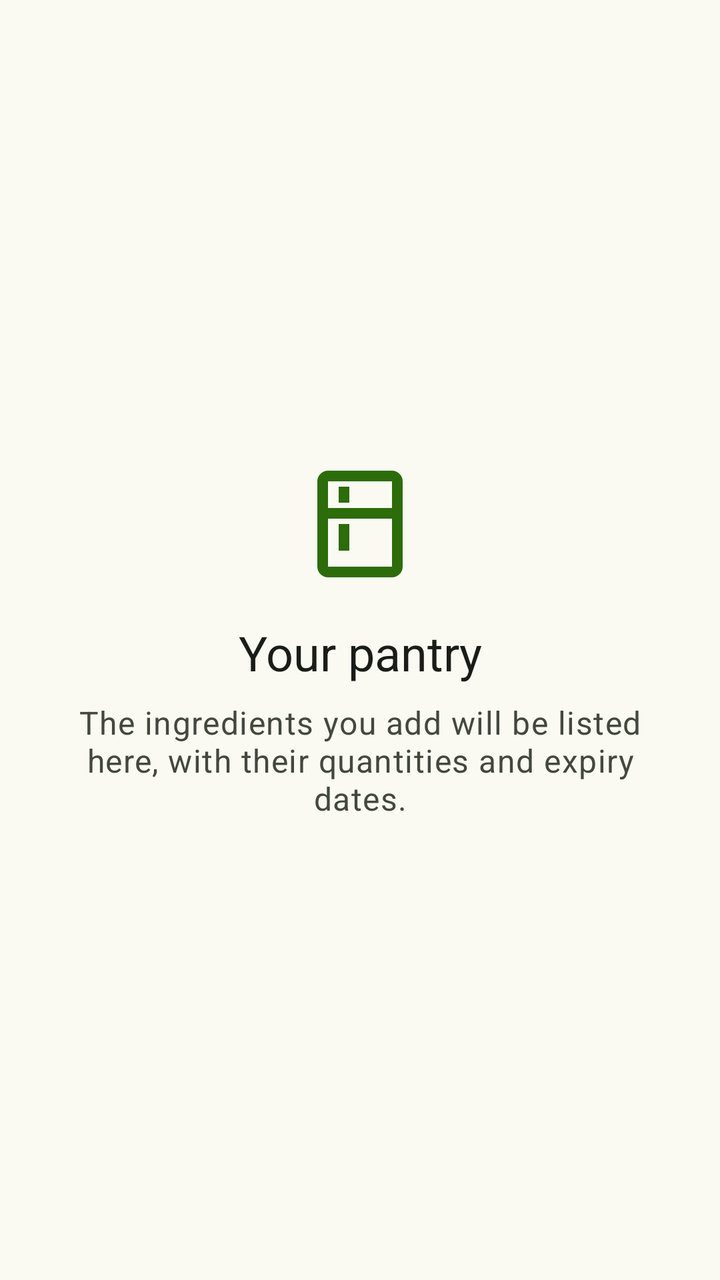
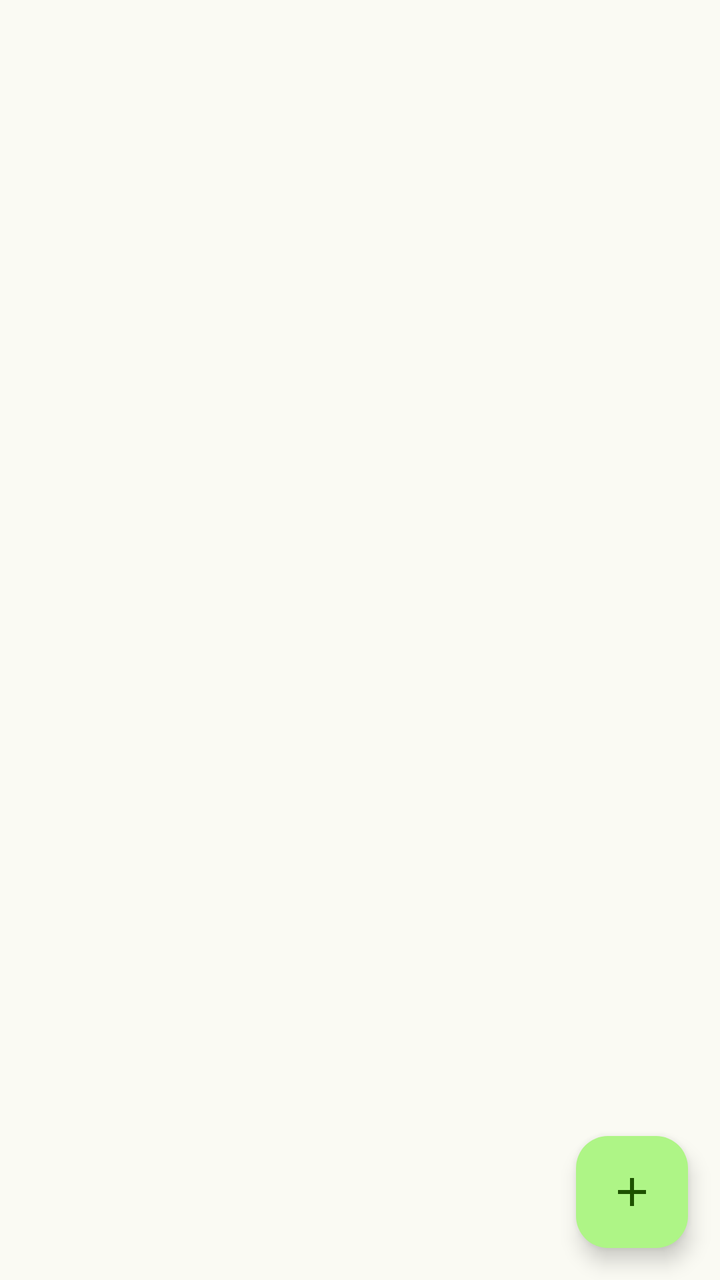

Before-and-after screenshots of an Android layout around one commit, followed by the original layout XML and the change that was made.
<!-- AndroidManifest.xml: application theme Theme.Spm -->
<!-- res/layout/fragment_pantry.xml -->
<?xml version="1.0" encoding="utf-8"?>
<androidx.constraintlayout.widget.ConstraintLayout xmlns:android="http://schemas.android.com/apk/res/android"
    xmlns:app="http://schemas.android.com/apk/res-auto"
    android:layout_width="match_parent"
    android:layout_height="match_parent">

    <ImageView
        android:id="@+id/placeholder_icon"
        android:layout_width="@dimen/placeholder_icon_size"
        android:layout_height="@dimen/placeholder_icon_size"
        android:importantForAccessibility="no"
        android:src="@drawable/ic_tab_pantry_outlined"
        app:layout_constraintBottom_toTopOf="@id/placeholder_title"
        app:layout_constraintEnd_toEndOf="parent"
        app:layout_constraintStart_toStartOf="parent"
        app:layout_constraintTop_toTopOf="parent"
        app:layout_constraintVertical_chainStyle="packed"
        app:tint="?attr/colorPrimary" />

    <TextView
        android:id="@+id/placeholder_title"
        android:layout_width="0dp"
        android:layout_height="wrap_content"
        android:layout_marginHorizontal="@dimen/spacing_l"
        android:layout_marginTop="@dimen/spacing_m"
        android:gravity="center"
        android:text="@string/placeholder_pantry_title"
        android:textAppearance="@style/TextAppearance.Spm.HeadlineSmall"
        android:textColor="?attr/colorOnSurface"
        app:layout_constraintBottom_toTopOf="@id/placeholder_body"
        app:layout_constraintEnd_toEndOf="parent"
        app:layout_constraintStart_toStartOf="parent"
        app:layout_constraintTop_toBottomOf="@id/placeholder_icon" />

    <TextView
        android:id="@+id/placeholder_body"
        android:layout_width="0dp"
        android:layout_height="wrap_content"
        android:layout_marginHorizontal="@dimen/spacing_l"
        android:layout_marginTop="@dimen/spacing_s"
        android:gravity="center"
        android:text="@string/placeholder_pantry_body"
        android:textAppearance="@style/TextAppearance.Spm.BodyLarge"
        android:textColor="?attr/colorOnSurfaceVariant"
        app:layout_constraintBottom_toBottomOf="parent"
        app:layout_constraintEnd_toEndOf="parent"
        app:layout_constraintStart_toStartOf="parent"
        app:layout_constraintTop_toBottomOf="@id/placeholder_title" />

</androidx.constraintlayout.widget.ConstraintLayout>
<!-- resources referenced by this layout -->
<resources>
  <dimen name="placeholder_icon_size">64dp</dimen>
  <dimen name="spacing_l">24dp</dimen>
  <dimen name="spacing_m">16dp</dimen>
  <dimen name="spacing_s">8dp</dimen>
  <!-- drawable ic_tab_pantry_outlined (drawable) -->
  <?xml version="1.0" encoding="utf-8"?>
  <vector xmlns:android="http://schemas.android.com/apk/res/android"
      android:width="24dp"
      android:height="24dp"
      android:viewportWidth="960"
      android:viewportHeight="960"
      android:tint="?attr/colorControlNormal">
    <path
        android:fillColor="@android:color/white"
        android:pathData="M320,320L320,200L400,200L400,320L320,320ZM320,680L320,480L400,480L400,680L320,680ZM240,880Q207,880 183.5,856.5Q160,833 160,800L160,160Q160,127 183.5,103.5Q207,80 240,80L720,80Q753,80 776.5,103.5Q800,127 800,160L800,800Q800,833 776.5,856.5Q753,880 720,880L240,880ZM240,800L720,800Q720,800 720,800Q720,800 720,800L720,440L240,440L240,800Q240,800 240,800Q240,800 240,800ZM240,360L720,360L720,160Q720,160 720,160Q720,160 720,160L240,160Q240,160 240,160Q240,160 240,160L240,360Z"/>
  </vector>
  <string name="placeholder_pantry_body">The ingredients you add will be listed here, with their quantities and expiry dates.</string>
  <string name="placeholder_pantry_title">Your pantry</string>
  <color name="md_theme_primary">#FF2D6C0A</color>
  <color name="md_theme_secondary">#FF835500</color>
  <color name="md_theme_tertiary">#FF386666</color>
  <color name="md_theme_error">#FFBA1A1A</color>
  <color name="md_theme_on_error">#FFFFFFFF</color>
  <color name="md_theme_surface">#FFFAFAF3</color>
  <color name="md_theme_outline">#FF74796D</color>
  <dimen name="touch_target_min">48dp</dimen>
  <dimen name="corner_radius_medium">12dp</dimen>
  <!-- unchanged entries left out for length: 54 -->
</resources>

<!-- the commit's change to res/layout/fragment_pantry.xml (unified diff, before → after) -->
@@ -1,50 +1,140 @@
 <?xml version="1.0" encoding="utf-8"?>
 <androidx.constraintlayout.widget.ConstraintLayout xmlns:android="http://schemas.android.com/apk/res/android"
     xmlns:app="http://schemas.android.com/apk/res-auto"
+    xmlns:tools="http://schemas.android.com/tools"
     android:layout_width="match_parent"
-    android:layout_height="match_parent">
+    android:layout_height="match_parent"
+    tools:context=".ui.pantry.PantryFragment">
 
-    <ImageView
-        android:id="@+id/placeholder_icon"
-        android:layout_width="@dimen/placeholder_icon_size"
-        android:layout_height="@dimen/placeholder_icon_size"
-        android:importantForAccessibility="no"
-        android:src="@drawable/ic_tab_pantry_outlined"
-        app:layout_constraintBottom_toTopOf="@id/placeholder_title"
+    
+    <androidx.recyclerview.widget.RecyclerView
+        android:id="@+id/pantry_list"
+        android:layout_width="0dp"
+        android:layout_height="0dp"
+        android:clipToPadding="false"
+        android:paddingBottom="@dimen/list_bottom_space_for_fab"
+        app:layoutManager="androidx.recyclerview.widget.LinearLayoutManager"
+        app:layout_constraintBottom_toBottomOf="parent"
         app:layout_constraintEnd_toEndOf="parent"
         app:layout_constraintStart_toStartOf="parent"
         app:layout_constraintTop_toTopOf="parent"
-        app:layout_constraintVertical_chainStyle="packed"
-        app:tint="?attr/colorPrimary" />
+        tools:listitem="@layout/item_pantry" />
 
-    <TextView
-        android:id="@+id/placeholder_title"
+    <include
+        android:id="@+id/empty_state"
+        layout="@layout/view_empty_state"
         android:layout_width="0dp"
-        android:layout_height="wrap_content"
-        android:layout_marginHorizontal="@dimen/spacing_l"
-        android:layout_marginTop="@dimen/spacing_m"
-        android:gravity="center"
-        android:text="@string/placeholder_pantry_title"
-        android:textAppearance="@style/TextAppearance.Spm.HeadlineSmall"
-        android:textColor="?attr/colorOnSurface"
-        app:layout_constraintBottom_toTopOf="@id/placeholder_body"
-        app:layout_constraintEnd_toEndOf="parent"
-        app:layout_constraintStart_toStartOf="parent"
-        app:layout_constraintTop_toBottomOf="@id/placeholder_icon" />
-
-    <TextView
-        android:id="@+id/placeholder_body"
-        android:layout_width="0dp"
-        android:layout_height="wrap_content"
-        android:layout_marginHorizontal="@dimen/spacing_l"
-        android:layout_marginTop="@dimen/spacing_s"
-        android:gravity="center"
-        android:text="@string/placeholder_pantry_body"
-        android:textAppearance="@style/TextAppearance.Spm.BodyLarge"
-        android:textColor="?attr/colorOnSurfaceVariant"
+        android:layout_height="0dp"
+        android:visibility="gone"
         app:layout_constraintBottom_toBottomOf="parent"
         app:layout_constraintEnd_toEndOf="parent"
         app:layout_constraintStart_toStartOf="parent"
-        app:layout_constraintTop_toBottomOf="@id/placeholder_title" />
+        app:layout_constraintTop_toTopOf="parent" />
+
+    <com.google.android.material.floatingactionbutton.FloatingActionButton
+        android:id="@+id/add_ingredient"
+        android:layout_width="wrap_content"
+        android:layout_height="wrap_content"
+        android:layout_margin="@dimen/spacing_m"
+        android:contentDescription="@string/action_add_ingredient"
+        app:layout_constraintBottom_toBottomOf="parent"
+        app:layout_constraintEnd_toEndOf="parent"
+        app:srcCompat="@drawable/ic_add" />
 
 </androidx.constraintlayout.widget.ConstraintLayout>
+<!-- res/layout/item_pantry.xml (included above) -->
+<?xml version="1.0" encoding="utf-8"?>
+<LinearLayout xmlns:android="http://schemas.android.com/apk/res/android"
+    xmlns:app="http://schemas.android.com/apk/res-auto"
+    xmlns:tools="http://schemas.android.com/tools"
+    android:layout_width="match_parent"
+    android:layout_height="wrap_content"
+    android:foreground="?attr/selectableItemBackground"
+    android:gravity="center_vertical"
+    android:minHeight="@dimen/list_item_two_line_min_height"
+    android:orientation="horizontal"
+    android:paddingVertical="@dimen/spacing_s"
+    android:paddingStart="@dimen/spacing_m"
+    android:paddingEnd="@dimen/spacing_xs">
+
+    <LinearLayout
+        android:layout_width="0dp"
+        android:layout_height="wrap_content"
+        android:layout_weight="1"
+        android:orientation="vertical">
+
+        <TextView
+            android:id="@+id/name"
+            android:layout_width="match_parent"
+            android:layout_height="wrap_content"
+            android:ellipsize="end"
+            android:maxLines="2"
+            android:textAppearance="@style/TextAppearance.Spm.TitleMedium"
+            android:textColor="?attr/colorOnSurface" />
+
+        <TextView
+            android:id="@+id/quantity"
+            android:layout_width="match_parent"
+            android:layout_height="wrap_content"
+            android:maxLines="1"
+            android:textAppearance="@style/TextAppearance.Spm.BodyMedium"
+            android:textColor="?attr/colorOnSurfaceVariant" />
+    </LinearLayout>
+
+    
+    <com.google.android.material.chip.Chip
+        android:id="@+id/expiry_badge"
+        style="@style/Widget.Material3.Chip.Assist"
+        android:layout_width="wrap_content"
+        android:layout_height="wrap_content"
+        android:layout_marginStart="@dimen/spacing_s"
+        android:clickable="false"
+        android:focusable="false"
+        android:visibility="gone"
+        tools:visibility="visible" />
+
+    
+    <ImageButton
+        android:id="@+id/overflow"
+        android:layout_width="@dimen/touch_target_min"
+        android:layout_height="@dimen/touch_target_min"
+        android:layout_marginStart="@dimen/spacing_xs"
+        android:background="?attr/selectableItemBackgroundBorderless"
+        android:contentDescription="@string/pantry_item_options"
+        android:src="@drawable/ic_more_vert"
+        app:tint="?attr/colorOnSurfaceVariant" />
+
+</LinearLayout>
+<!-- res/layout/view_empty_state.xml (included above) -->
+<?xml version="1.0" encoding="utf-8"?>
+<LinearLayout xmlns:android="http://schemas.android.com/apk/res/android"
+    android:layout_width="match_parent"
+    android:layout_height="match_parent"
+    android:gravity="center"
+    android:orientation="vertical"
+    android:padding="@dimen/spacing_l">
+
+    <ImageView
+        android:id="@+id/empty_state_illustration"
+        android:layout_width="@dimen/empty_state_illustration_size"
+        android:layout_height="@dimen/empty_state_illustration_size"
+        android:importantForAccessibility="no"
+        android:src="@drawable/ill_empty_pantry" />
+
+    <TextView
+        android:id="@+id/empty_state_title"
+        android:layout_width="match_parent"
+        android:layout_height="wrap_content"
+        android:layout_marginTop="@dimen/spacing_l"
+        android:gravity="center"
+        android:textAppearance="@style/TextAppearance.Spm.HeadlineSmall"
+        android:textColor="?attr/colorOnSurface" />
+
+    <com.google.android.material.button.MaterialButton
+        android:id="@+id/empty_state_action"
+        android:layout_width="wrap_content"
+        android:layout_height="wrap_content"
+        android:layout_marginTop="@dimen/spacing_m"
+        android:minHeight="@dimen/touch_target_min" />
+
+</LinearLayout>
<!-- resource entries referenced after the edit -->
@@ -1,10 +1,21 @@
 <!-- resources referenced by this layout -->
 <resources>
-  <dimen name="placeholder_icon_size">64dp</dimen>
+  <dimen name="empty_state_illustration_size">160dp</dimen>
+  <dimen name="list_bottom_space_for_fab">88dp</dimen>
+  <dimen name="list_item_two_line_min_height">72dp</dimen>
   <dimen name="spacing_l">24dp</dimen>
   <dimen name="spacing_m">16dp</dimen>
   <dimen name="spacing_s">8dp</dimen>
-  <!-- drawable ic_tab_pantry_outlined (drawable) -->
+  <dimen name="spacing_xs">4dp</dimen>
+  <color name="md_theme_primary">#FF2D6C0A</color>
+  <color name="md_theme_secondary">#FF835500</color>
+  <color name="md_theme_tertiary">#FF386666</color>
+  <color name="md_theme_error">#FFBA1A1A</color>
+  <color name="md_theme_on_error">#FFFFFFFF</color>
+  <color name="md_theme_surface">#FFFAFAF3</color>
+  <color name="md_theme_outline">#FF74796D</color>
+  <dimen name="touch_target_min">48dp</dimen>
+  <!-- drawable ic_add (drawable) -->
   <?xml version="1.0" encoding="utf-8"?>
   <vector xmlns:android="http://schemas.android.com/apk/res/android"
       android:width="24dp"
@@ -14,18 +25,69 @@
       android:tint="?attr/colorControlNormal">
     <path
         android:fillColor="@android:color/white"
-        android:pathData="M320,320L320,200L400,200L400,320L320,320ZM320,680L320,480L400,480L400,680L320,680ZM240,880Q207,880 183.5,856.5Q160,833 160,800L160,160Q160,127 183.5,103.5Q207,80 240,80L720,80Q753,80 776.5,103.5Q800,127 800,160L800,800Q800,833 776.5,856.5Q753,880 720,880L240,880ZM240,800L720,800Q720,800 720,800Q720,800 720,800L720,440L240,440L240,800Q240,800 240,800Q240,800 240,800ZM240,360L720,360L720,160Q720,160 720,160Q720,160 720,160L240,160Q240,160 240,160Q240,160 240,160L240,360Z"/>
+        android:pathData="M440,520L200,520L200,440L440,440L440,200L520,200L520,440L760,440L760,520L520,520L520,760L440,760L440,520Z"/>
   </vector>
-  <string name="placeholder_pantry_body">The ingredients you add will be listed here, with their quantities and expiry dates.</string>
-  <string name="placeholder_pantry_title">Your pantry</string>
-  <color name="md_theme_primary">#FF2D6C0A</color>
-  <color name="md_theme_secondary">#FF835500</color>
-  <color name="md_theme_tertiary">#FF386666</color>
-  <color name="md_theme_error">#FFBA1A1A</color>
-  <color name="md_theme_on_error">#FFFFFFFF</color>
-  <color name="md_theme_surface">#FFFAFAF3</color>
-  <color name="md_theme_outline">#FF74796D</color>
-  <dimen name="touch_target_min">48dp</dimen>
+  <!-- drawable ic_more_vert (drawable) -->
+  <?xml version="1.0" encoding="utf-8"?>
+  <vector xmlns:android="http://schemas.android.com/apk/res/android"
+      android:width="24dp"
+      android:height="24dp"
+      android:viewportWidth="960"
+      android:viewportHeight="960"
+      android:tint="?attr/colorControlNormal">
+    <path
+        android:fillColor="@android:color/white"
+        android:pathData="M480,800Q447,800 423.5,776.5Q400,753 400,720Q400,687 423.5,663.5Q447,640 480,640Q513,640 536.5,663.5Q560,687 560,720Q560,753 536.5,776.5Q513,800 480,800ZM480,560Q447,560 423.5,536.5Q400,513 400,480Q400,447 423.5,423.5Q447,400 480,400Q513,400 536.5,423.5Q560,447 560,480Q560,513 536.5,536.5Q513,560 480,560ZM480,320Q447,320 423.5,296.5Q400,273 400,240Q400,207 423.5,183.5Q447,160 480,160Q513,160 536.5,183.5Q560,207 560,240Q560,273 536.5,296.5Q513,320 480,320Z"/>
+  </vector>
+  <!-- drawable ill_empty_pantry (drawable) -->
+  <?xml version="1.0" encoding="utf-8"?>
+  <vector xmlns:android="http://schemas.android.com/apk/res/android"
+      android:width="160dp"
+      android:height="160dp"
+      android:viewportWidth="160"
+      android:viewportHeight="160">
+      
+      <path
+          android:fillColor="?attr/colorSurfaceContainerHigh"
+          android:pathData="M80,8a72,72 0,1 1,0 144a72,72 0,1 1,0 -144z" />
+      
+      <path
+          android:fillColor="?attr/colorOutlineVariant"
+          android:pathData="M27,118h106a3,3 0,0 1,3 3v2a3,3 0,0 1,-3 3h-106a3,3 0,0 1,-3 -3v-2a3,3 0,0 1,3 -3z" />
+      
+      <path
+          android:fillColor="?attr/colorSurface"
+          android:pathData="M62,50h36v10h-36z"
+          android:strokeWidth="4"
+          android:strokeColor="?attr/colorPrimary"
+          android:strokeLineJoin="round" />
+      
+      <path
+          android:fillColor="?attr/colorSurface"
+          android:pathData="M64,60h32a12,12 0,0 1,12 12v34a12,12 0,0 1,-12 12h-32a12,12 0,0 1,-12 -12v-34a12,12 0,0 1,12 -12z"
+          android:strokeWidth="4"
+          android:strokeColor="?attr/colorPrimary"
+          android:strokeLineJoin="round" />
+      
+      <path
+          android:pathData="M62,74v24"
+          android:strokeWidth="4"
+          android:strokeAlpha="0.35"
+          android:strokeColor="?attr/colorPrimary"
+          android:strokeLineCap="round" />
+      
+      <group
+          android:pivotX="80"
+          android:pivotY="36"
+          android:rotation="-14"
+          android:translateX="6">
+          <path
+              android:fillColor="?attr/colorSecondary"
+              android:pathData="M59,30h42a3,3 0,0 1,3 3v6a3,3 0,0 1,-3 3h-42a3,3 0,0 1,-3 -3v-6a3,3 0,0 1,3 -3z" />
+      </group>
+  </vector>
+  <string name="action_add_ingredient">Add ingredient</string>
+  <string name="pantry_item_options">More options</string>
   <dimen name="corner_radius_medium">12dp</dimen>
   <!-- unchanged entries left out for length: 54 -->
 </resources>
